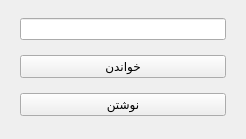
First picture: the form in mainwindow.ui, repository mohalisad/MPD, before the edit.
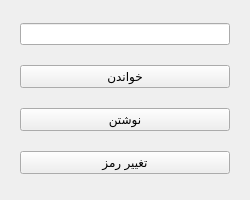
Second picture: the form after the edit.

The edit to the form file:
```diff
--- a/mainwindow.ui
+++ b/mainwindow.ui
@@ -6,13 +6,16 @@
    <rect>
     <x>0</x>
     <y>0</y>
-    <width>246</width>
-    <height>139</height>
+    <width>250</width>
+    <height>200</height>
    </rect>
   </property>
   <property name="windowTitle">
    <string>MainWindow</string>
   </property>
+  <property name="layoutDirection">
+   <enum>Qt::RightToLeft</enum>
+  </property>
   <widget class="QWidget" name="centralWidget">
    <layout class="QVBoxLayout" name="verticalLayout_3">
     <property name="leftMargin">
@@ -41,6 +44,13 @@
       </property>
      </widget>
     </item>
+    <item>
+     <widget class="QPushButton" name="but3">
+      <property name="text">
+       <string>تغییر رمز</string>
+      </property>
+     </widget>
+    </item>
    </layout>
   </widget>
  </widget>
```
Left out of the diff: 5 changed lines with no effect on the pictures.
